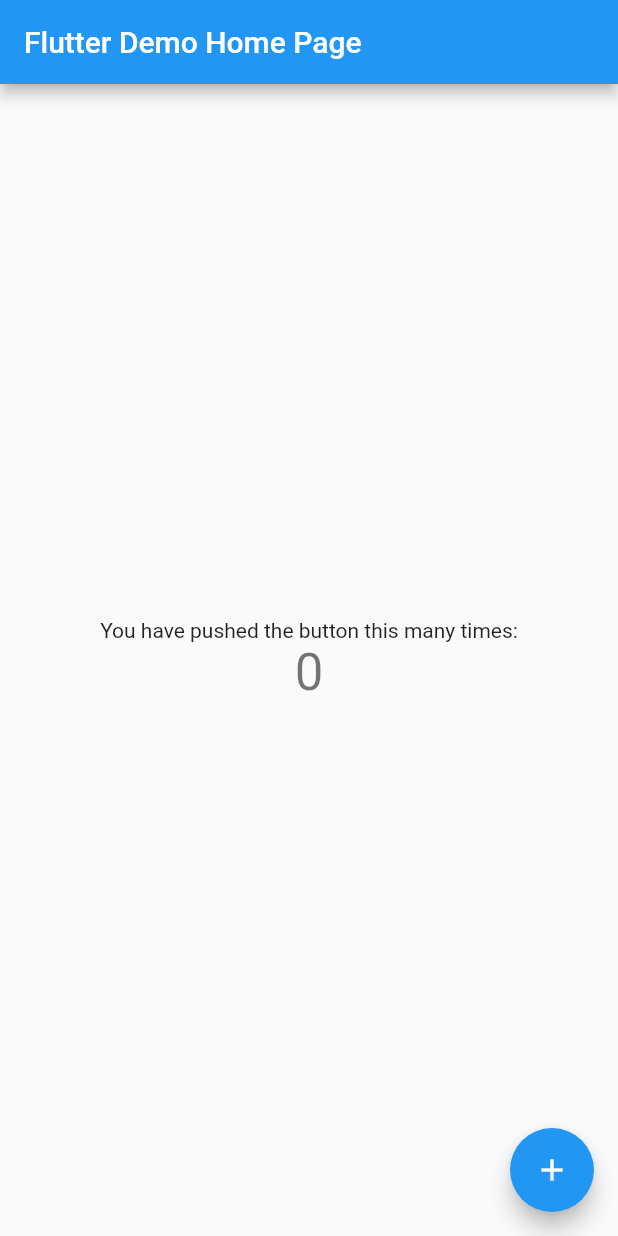
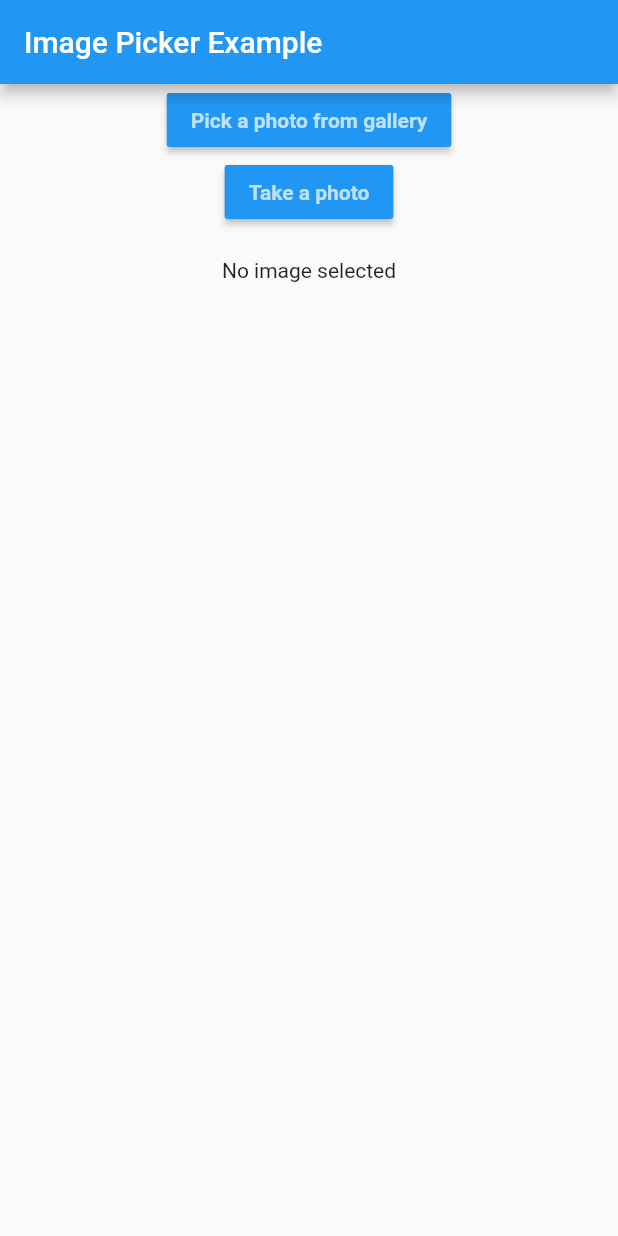
Before and after one commit to pn11/flatter_exif_extractor, a Flutter app: the screen it shows after launch, on a phone screen of 412 x 824 dp. Run offline on Flutter 3.47's test engine with Material 2 defaults, Android fonts, the light colour scheme and no system bars; our stand-ins replace image_picker.

Commit message:
Add image picker

```diff
--- a/lib/main.dart
+++ b/lib/main.dart
@@ -1,11 +1,14 @@
+import 'dart:io';
 import 'package:flutter/material.dart';
+import 'package:flutter/services.dart';
+import 'package:image_picker/image_picker.dart';
 
 void main() {
   runApp(const MyApp());
 }
 
 class MyApp extends StatelessWidget {
-  const MyApp({super.key});
+  const MyApp({Key? key}) : super(key: key);
 
   // This widget is the root of your application.
   @override
@@ -13,103 +16,86 @@
     return MaterialApp(
       title: 'Flutter Demo',
       theme: ThemeData(
-        // This is the theme of your application.
-        //
-        // Try running your application with "flutter run". You'll see the
-        // application has a blue toolbar. Then, without quitting the app, try
-        // changing the primarySwatch below to Colors.green and then invoke
-        // "hot reload" (press "r" in the console where you ran "flutter run",
-        // or simply save your changes to "hot reload" in a Flutter IDE).
-        // Notice that the counter didn't reset back to zero; the application
-        // is not restarted.
         primarySwatch: Colors.blue,
       ),
-      home: const MyHomePage(title: 'Flutter Demo Home Page'),
+      home: MyHomePage(),
     );
   }
 }
 
 class MyHomePage extends StatefulWidget {
-  const MyHomePage({super.key, required this.title});
-
-  // This widget is the home page of your application. It is stateful, meaning
-  // that it has a State object (defined below) that contains fields that affect
-  // how it looks.
-
-  // This class is the configuration for the state. It holds the values (in this
-  // case the title) provided by the parent (in this case the App widget) and
-  // used by the build method of the State. Fields in a Widget subclass are
-  // always marked "final".
-
-  final String title;
-
   @override
   State<MyHomePage> createState() => _MyHomePageState();
 }
 
 class _MyHomePageState extends State<MyHomePage> {
-  int _counter = 0;
+  File? image;
+  // 画像をギャラリーから選ぶ関数
+  Future pickImage() async {
+    try {
+      final image = await ImagePicker().pickImage(source: ImageSource.gallery);
+      // 画像がnullの場合戻る
+      if (image == null) return;
 
-  void _incrementCounter() {
-    setState(() {
-      // This call to setState tells the Flutter framework that something has
-      // changed in this State, which causes it to rerun the build method below
-      // so that the display can reflect the updated values. If we changed
-      // _counter without calling setState(), then the build method would not be
-      // called again, and so nothing would appear to happen.
-      _counter++;
-    });
+      final imageTemp = File(image.path);
+
+      setState(() => this.image = imageTemp);
+    } on PlatformException catch (e) {
+      print('Failed to pick image: $e');
+    }
+  }
+
+  // カメラを使う関数
+  Future pickImageC() async {
+    try {
+      final image = await ImagePicker().pickImage(source: ImageSource.camera);
+      // 画像がnullの場合戻る
+      if (image == null) return;
+
+      final imageTemp = File(image.path);
+
+      setState(() => this.image = imageTemp);
+    } on PlatformException catch (e) {
+      print('Failed to pick image: $e');
+    }
   }
 
   @override
   Widget build(BuildContext context) {
-    // This method is rerun every time setState is called, for instance as done
-    // by the _incrementCounter method above.
-    //
-    // The Flutter framework has been optimized to make rerunning build methods
-    // fast, so that you can just rebuild anything that needs updating rather
-    // than having to individually change instances of widgets.
     return Scaffold(
-      appBar: AppBar(
-        // Here we take the value from the MyHomePage object that was created by
-        // the App.build method, and use it to set our appbar title.
-        title: Text(widget.title),
-      ),
-      body: Center(
-        // Center is a layout widget. It takes a single child and positions it
-        // in the middle of the parent.
-        child: Column(
-          // Column is also a layout widget. It takes a list of children and
-          // arranges them vertically. By default, it sizes itself to fit its
-          // children horizontally, and tries to be as tall as its parent.
-          //
-          // Invoke "debug painting" (press "p" in the console, choose the
-          // "Toggle Debug Paint" action from the Flutter Inspector in Android
-          // Studio, or the "Toggle Debug Paint" command in Visual Studio Code)
-          // to see the wireframe for each widget.
-          //
-          // Column has various properties to control how it sizes itself and
-          // how it positions its children. Here we use mainAxisAlignment to
-          // center the children vertically; the main axis here is the vertical
-          // axis because Columns are vertical (the cross axis would be
-          // horizontal).
-          mainAxisAlignment: MainAxisAlignment.center,
-          children: <Widget>[
-            const Text(
-              'You have pushed the button this many times:',
+        appBar: AppBar(
+          title: const Text("Image Picker Example"),
+        ),
+        body: Center(
+            child: Column(
+          children: [
+            MaterialButton(
+              color: Colors.blue,
+              child: const Text(
+                "Pick a photo from gallery",
+                style: TextStyle(
+                    color: Colors.white70, fontWeight: FontWeight.bold),
+              ),
+              onPressed: () {
+                pickImage();
+              },
             ),
-            Text(
-              '$_counter',
-              style: Theme.of(context).textTheme.headlineMedium,
+            MaterialButton(
+              color: Colors.blue,
+              child: const Text(
+                "Take a photo",
+                style: TextStyle(
+                    color: Colors.white70, fontWeight: FontWeight.bold),
+              ),
+              onPressed: () {
+                pickImageC();
+              },
             ),
+            SizedBox(height: 20),
+            // 画像がないと文字が表示される
+            image != null ? Image.file(image!) : Text("No image selected")
           ],
-        ),
-      ),
-      floatingActionButton: FloatingActionButton(
-        onPressed: _incrementCounter,
-        tooltip: 'Increment',
-        child: const Icon(Icons.add),
-      ), // This trailing comma makes auto-formatting nicer for build methods.
-    );
+        )) // This trailing comma makes auto-formatting nicer for build methods.
+        );
   }
 }
--- a/pubspec.yaml
+++ b/pubspec.yaml
@@ -35,6 +35,7 @@
   # The following adds the Cupertino Icons font to your application.
   # Use with the CupertinoIcons class for iOS style icons.
   cupertino_icons: ^1.0.2
+  image_picker: ^0.8.5+3
 
 dev_dependencies:
   flutter_test:
```
Also changed, not shown: pubspec.lock.
